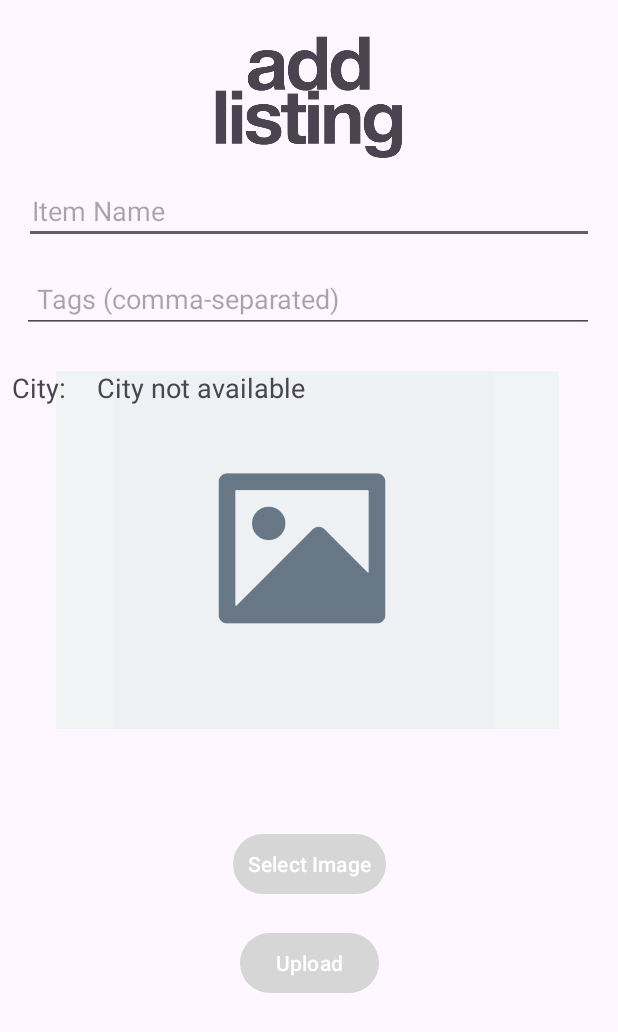
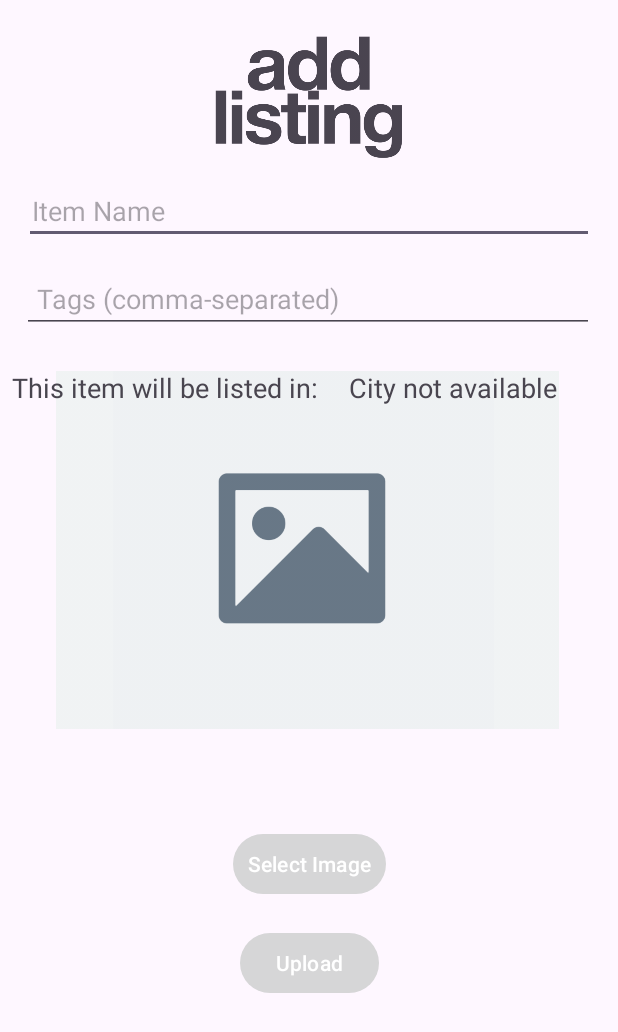
Before and after one commit to gracewang25/CampusCloset-MaxS-GraceW, an Android app: the CreateListing screen opened directly, with no data from a screen before it, on a phone screen of 412 x 824 dp. Shown: the top 1032 px of the screen. Run offline under Robolectric (Android 15) with nearby library versions, the phone set to English and light mode, and no system bars; our stand-ins replace Firebase (no records; nobody signed in at launch, a user with empty details on screens opened directly); pictures from the network do not load.

Commit message:
userCity xml still buggy

```diff
--- a/app/src/main/res/layout/activity_create_listing.xml
+++ b/app/src/main/res/layout/activity_create_listing.xml
@@ -94,13 +94,13 @@
         android:id="@+id/textViewCityLabel"
         android:layout_width="wrap_content"
         android:layout_height="wrap_content"
-        android:text="City: "
+        android:text="This item will be listed in: "
         android:padding="8dp"
         app:layout_constraintStart_toStartOf="parent"
         app:layout_constraintEnd_toStartOf="@id/textViewCityName"
         app:layout_constraintTop_toBottomOf="@id/editTextTags"
         android:layout_marginTop="16dp"
-        android:textAppearance="@style/TextAppearance.AppCompat.Medium" />
+        android:textAppearance="@style/TextAppearance.AppCompat.Medium"/>
 
     <TextView
         android:id="@+id/textViewCityName"
```
